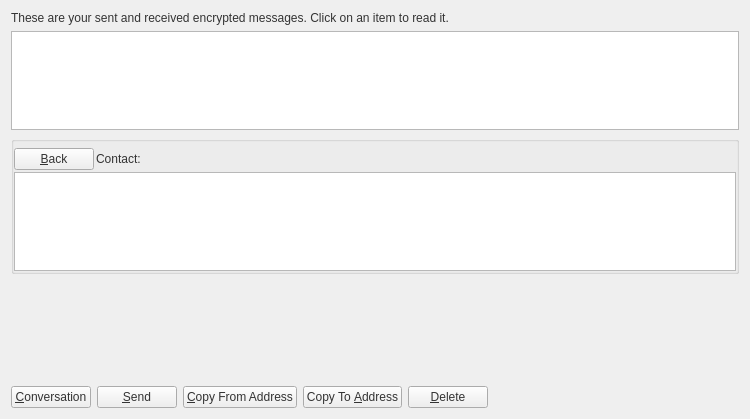
Above: src/qt/forms/messagepage.ui from Konjungate/Konjungate-Core before the change. Below: the same form after it.
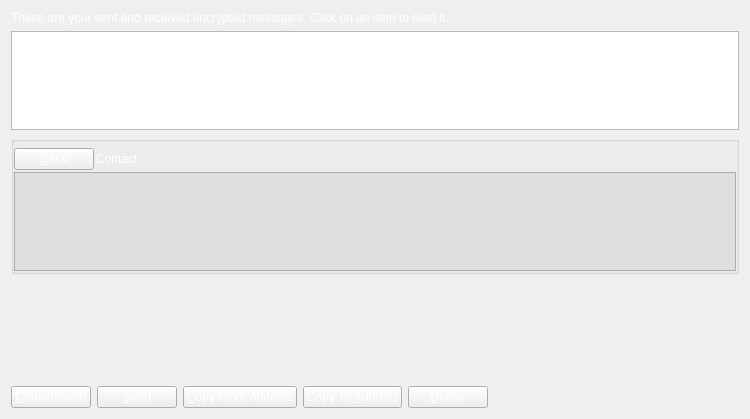
That is the form after the change. Icons and pictures are not drawn. Custom widgets are drawn as their Qt base class.

Commit message: Added the Message page back in

```diff
--- a/src/qt/forms/messagepage.ui
+++ b/src/qt/forms/messagepage.ui
@@ -14,11 +14,14 @@
    <string>Address Book</string>
   </property>
   <property name="styleSheet">
-   <string notr="true">color: rgb(51, 51, 51);</string>
+   <string notr="true"/>
   </property>
   <layout class="QVBoxLayout" name="verticalLayout_2">
    <item>
     <widget class="QLabel" name="labelExplanation">
+     <property name="styleSheet">
+      <string notr="true">color: rgb(255, 255, 255);</string>
+     </property>
      <property name="text">
       <string>These are your sent and received encrypted messages. Click on an item to read it.</string>
      </property>
@@ -88,6 +91,9 @@
             <property name="enabled">
              <bool>true</bool>
             </property>
+            <property name="styleSheet">
+             <string notr="true">color: rgb(255, 255, 255);</string>
+            </property>
             <property name="text">
              <string>&amp;Back</string>
             </property>
@@ -99,6 +105,9 @@
           </item>
           <item>
            <widget class="QLabel" name="labelContact">
+            <property name="styleSheet">
+             <string notr="true">color: rgb(255, 255, 255);</string>
+            </property>
             <property name="text">
              <string>Contact:</string>
             </property>
@@ -129,7 +138,7 @@
         <item>
          <widget class="QListView" name="listConversation">
           <property name="styleSheet">
-           <string notr="true">#listConversation { color: #000000; }</string>
+           <string notr="true">background-color: rgb(223, 223, 223);</string>
           </property>
          </widget>
         </item>
@@ -153,6 +162,9 @@
       <layout class="QHBoxLayout" name="horizontalLayout">
        <item>
         <widget class="QPushButton" name="newButton">
+         <property name="styleSheet">
+          <string notr="true">color: rgb(255, 255, 255);</string>
+         </property>
          <property name="text">
           <string>&amp;Conversation</string>
          </property>
@@ -167,6 +179,9 @@
          <property name="toolTip">
           <string>Sign a message to prove you own a Konjungate address</string>
          </property>
+         <property name="styleSheet">
+          <string notr="true">color: rgb(255, 255, 255);</string>
+         </property>
          <property name="text">
           <string>&amp;Send</string>
          </property>
@@ -181,6 +196,9 @@
          <property name="toolTip">
           <string>Copy the currently selected address to the system clipboard</string>
          </property>
+         <property name="styleSheet">
+          <string notr="true">color: rgb(255, 255, 255);</string>
+         </property>
          <property name="text">
           <string>&amp;Copy From Address</string>
          </property>
@@ -195,6 +213,9 @@
          <property name="toolTip">
           <string>Copy the currently selected address to the system clipboard</string>
          </property>
+         <property name="styleSheet">
+          <string notr="true">color: rgb(255, 255, 255);</string>
+         </property>
          <property name="text">
           <string>Copy To &amp;Address</string>
          </property>
@@ -209,6 +230,9 @@
          <property name="toolTip">
           <string>Delete the currently selected address from the list</string>
          </property>
+         <property name="styleSheet">
+          <string notr="true">color: rgb(255, 255, 255);</string>
+         </property>
          <property name="text">
           <string>&amp;Delete</string>
          </property>
```
Left out of the diff: 3 changed lines with no effect on the pictures. The commit also changes 1 other file.
